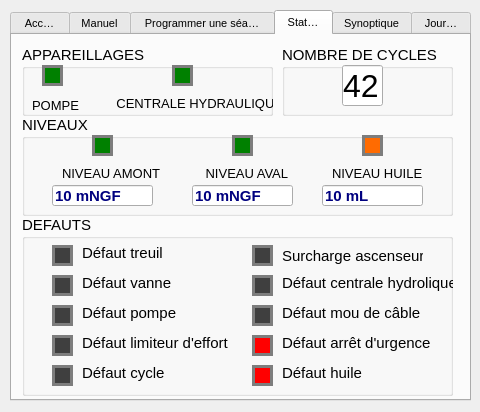
Above: CODAGE/IHM/ui.ui from hardware/AscenseurPoissons before the change. Below: the same form after it.
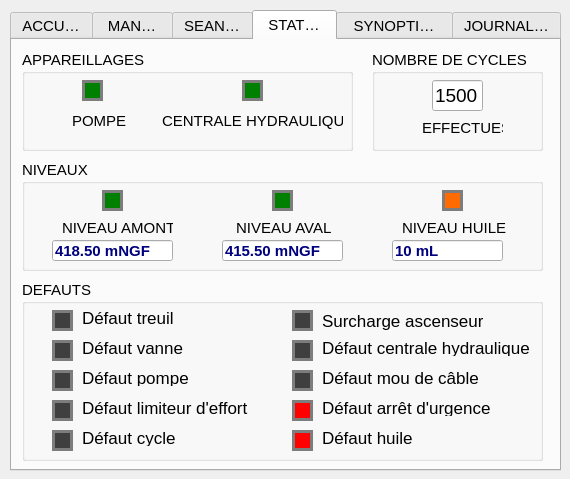
That is the form after the change. The open tabs and pages were chosen to show the change. Icons and pictures are not drawn.

Patch:
```diff
--- a/CODAGE/IHM/ui.ui
+++ b/CODAGE/IHM/ui.ui
@@ -9,8 +9,8 @@
    <rect>
     <x>0</x>
     <y>0</y>
-    <width>480</width>
-    <height>412</height>
+    <width>570</width>
+    <height>479</height>
    </rect>
   </property>
   <property name="windowTitle">
@@ -25,13 +25,13 @@
     <rect>
      <x>10</x>
      <y>10</y>
-     <width>461</width>
-     <height>391</height>
+     <width>551</width>
+     <height>461</height>
     </rect>
    </property>
    <property name="font">
     <font>
-     <pointsize>8</pointsize>
+     <pointsize>11</pointsize>
      <weight>50</weight>
      <bold>false</bold>
     </font>
@@ -39,6 +39,12 @@
    <property name="styleSheet">
     <string notr="true"/>
    </property>
+   <property name="tabPosition">
+    <enum>QTabWidget::North</enum>
+   </property>
+   <property name="tabShape">
+    <enum>QTabWidget::Rounded</enum>
+   </property>
    <property name="currentIndex">
     <number>3</number>
    </property>
@@ -65,7 +71,7 @@
    </property>
    <widget class="QWidget" name="tab_6">
     <attribute name="title">
-     <string>Accueil</string>
+     <string>ACCUEIL</string>
     </attribute>
     <widget class="QPushButton" name="pushButton_26">
      <property name="geometry">
@@ -176,7 +182,7 @@
    </widget>
    <widget class="QWidget" name="tab_4">
     <attribute name="title">
-     <string>Manuel</string>
+     <string>MANUEL</string>
     </attribute>
     <widget class="QGroupBox" name="groupBox_6">
      <property name="geometry">
@@ -489,7 +495,7 @@
    </widget>
    <widget class="QWidget" name="tab">
     <attribute name="title">
-     <string>Programmer une séance</string>
+     <string>SEANCE</string>
     </attribute>
     <widget class="QPushButton" name="pushButton">
      <property name="enabled">
@@ -1016,15 +1022,15 @@
    </widget>
    <widget class="QWidget" name="tab_3">
     <attribute name="title">
-     <string>Statuts</string>
+     <string>STATUTS</string>
     </attribute>
     <widget class="QGroupBox" name="groupBox">
      <property name="geometry">
       <rect>
        <x>10</x>
        <y>10</y>
-       <width>251</width>
-       <height>71</height>
+       <width>331</width>
+       <height>101</height>
       </rect>
      </property>
      <property name="font">
@@ -1040,8 +1046,8 @@
      <widget class="QLabel" name="label_3">
       <property name="geometry">
        <rect>
-        <x>20</x>
-        <y>20</y>
+        <x>60</x>
+        <y>30</y>
         <width>21</width>
         <height>21</height>
        </rect>
@@ -1057,15 +1063,15 @@
      <widget class="QLabel" name="label_4">
       <property name="geometry">
        <rect>
-        <x>10</x>
-        <y>50</y>
+        <x>50</x>
+        <y>60</y>
         <width>61</width>
-        <height>20</height>
+        <height>21</height>
        </rect>
       </property>
       <property name="font">
        <font>
-        <pointsize>10</pointsize>
+        <pointsize>11</pointsize>
        </font>
       </property>
       <property name="styleSheet">
@@ -1078,8 +1084,8 @@
      <widget class="QLabel" name="label_5">
       <property name="geometry">
        <rect>
-        <x>150</x>
-        <y>20</y>
+        <x>220</x>
+        <y>30</y>
         <width>21</width>
         <height>21</height>
        </rect>
@@ -1095,19 +1101,19 @@
      <widget class="QLabel" name="label_6">
       <property name="geometry">
        <rect>
-        <x>80</x>
-        <y>50</y>
-        <width>201</width>
-        <height>16</height>
+        <x>140</x>
+        <y>60</y>
+        <width>181</width>
+        <height>21</height>
        </rect>
       </property>
       <property name="font">
        <font>
-        <pointsize>10</pointsize>
+        <pointsize>11</pointsize>
        </font>
       </property>
       <property name="text">
-       <string>    CENTRALE HYDRAULIQUE</string>
+       <string>CENTRALE HYDRAULIQUE</string>
       </property>
      </widget>
     </widget>
@@ -1115,9 +1121,9 @@
      <property name="geometry">
       <rect>
        <x>10</x>
-       <y>80</y>
-       <width>431</width>
-       <height>101</height>
+       <y>120</y>
+       <width>521</width>
+       <height>111</height>
       </rect>
      </property>
      <property name="font">
@@ -1131,15 +1137,15 @@
      <widget class="QLabel" name="label_8">
       <property name="geometry">
        <rect>
-        <x>310</x>
-        <y>50</y>
+        <x>380</x>
+        <y>60</y>
         <width>111</width>
         <height>16</height>
        </rect>
       </property>
       <property name="font">
        <font>
-        <pointsize>10</pointsize>
+        <pointsize>11</pointsize>
        </font>
       </property>
       <property name="text">
@@ -1150,14 +1156,14 @@
       <property name="geometry">
        <rect>
         <x>40</x>
-        <y>50</y>
+        <y>60</y>
         <width>111</width>
         <height>16</height>
        </rect>
       </property>
       <property name="font">
        <font>
-        <pointsize>10</pointsize>
+        <pointsize>11</pointsize>
        </font>
       </property>
       <property name="text">
@@ -1167,8 +1173,8 @@
      <widget class="QLabel" name="label_12">
       <property name="geometry">
        <rect>
-        <x>340</x>
-        <y>20</y>
+        <x>420</x>
+        <y>30</y>
         <width>21</width>
         <height>21</height>
        </rect>
@@ -1184,15 +1190,15 @@
      <widget class="QLabel" name="label_11">
       <property name="geometry">
        <rect>
-        <x>180</x>
-        <y>50</y>
+        <x>210</x>
+        <y>60</y>
         <width>101</width>
         <height>16</height>
        </rect>
       </property>
       <property name="font">
        <font>
-        <pointsize>10</pointsize>
+        <pointsize>11</pointsize>
        </font>
       </property>
       <property name="text">
@@ -1202,8 +1208,8 @@
      <widget class="QLabel" name="label_13">
       <property name="geometry">
        <rect>
-        <x>210</x>
-        <y>20</y>
+        <x>250</x>
+        <y>30</y>
         <width>21</width>
         <height>21</height>
        </rect>
@@ -1219,8 +1225,8 @@
      <widget class="QLabel" name="label_14">
       <property name="geometry">
        <rect>
-        <x>70</x>
-        <y>20</y>
+        <x>80</x>
+        <y>30</y>
         <width>21</width>
         <height>21</height>
        </rect>
@@ -1237,8 +1243,8 @@
       <property name="geometry">
        <rect>
         <x>30</x>
-        <y>70</y>
-        <width>101</width>
+        <y>80</y>
+        <width>121</width>
         <height>21</height>
        </rect>
       </property>
@@ -1253,15 +1259,15 @@
        <string notr="true">color: rgb(0, 0, 127);</string>
       </property>
       <property name="text">
-       <string>10 mNGF</string>
+       <string>418.50 mNGF</string>
       </property>
      </widget>
      <widget class="QLineEdit" name="lineEdit_8">
       <property name="geometry">
        <rect>
-        <x>300</x>
-        <y>70</y>
-        <width>101</width>
+        <x>370</x>
+        <y>80</y>
+        <width>111</width>
         <height>21</height>
        </rect>
       </property>
@@ -1282,9 +1288,9 @@
      <widget class="QLineEdit" name="lineEdit_9">
       <property name="geometry">
        <rect>
-        <x>170</x>
-        <y>70</y>
-        <width>101</width>
+        <x>200</x>
+        <y>80</y>
+        <width>121</width>
         <height>21</height>
        </rect>
       </property>
@@ -1299,7 +1305,7 @@
        <string notr="true">color: rgb(0, 0, 127);</string>
       </property>
       <property name="text">
-       <string>10 mNGF</string>
+       <string>415.50 mNGF</string>
       </property>
      </widget>
     </widget>
@@ -1307,8 +1313,8 @@
      <property name="geometry">
       <rect>
        <x>10</x>
-       <y>180</y>
-       <width>431</width>
+       <y>240</y>
+       <width>521</width>
        <height>181</height>
       </rect>
      </property>
@@ -1342,13 +1348,13 @@
        <rect>
         <x>60</x>
         <y>30</y>
-        <width>81</width>
+        <width>101</width>
         <height>16</height>
        </rect>
       </property>
       <property name="font">
        <font>
-        <pointsize>11</pointsize>
+        <pointsize>13</pointsize>
        </font>
       </property>
       <property name="text">
@@ -1358,15 +1364,15 @@
      <widget class="QLabel" name="label_20">
       <property name="geometry">
        <rect>
-        <x>260</x>
+        <x>300</x>
         <y>30</y>
-        <width>141</width>
+        <width>161</width>
         <height>21</height>
        </rect>
       </property>
       <property name="font">
        <font>
-        <pointsize>11</pointsize>
+        <pointsize>13</pointsize>
        </font>
       </property>
       <property name="text">
@@ -1378,13 +1384,13 @@
        <rect>
         <x>60</x>
         <y>60</y>
-        <width>91</width>
+        <width>111</width>
         <height>16</height>
        </rect>
       </property>
       <property name="font">
        <font>
-        <pointsize>11</pointsize>
+        <pointsize>13</pointsize>
        </font>
       </property>
       <property name="text">
@@ -1396,13 +1402,13 @@
        <rect>
         <x>60</x>
         <y>90</y>
-        <width>101</width>
+        <width>111</width>
         <height>16</height>
        </rect>
       </property>
       <property name="font">
        <font>
-        <pointsize>11</pointsize>
+        <pointsize>13</pointsize>
        </font>
       </property>
       <property name="text">
@@ -1412,33 +1418,33 @@
      <widget class="QLabel" name="label_26">
       <property name="geometry">
        <rect>
-        <x>260</x>
+        <x>300</x>
         <y>60</y>
-        <width>181</width>
+        <width>211</width>
         <height>16</height>
        </rect>
       </property>
       <property name="font">
        <font>
-        <pointsize>11</pointsize>
+        <pointsize>13</pointsize>
        </font>
       </property>
       <property name="text">
-       <string>Défaut centrale hydrolique</string>
+       <string>Défaut centrale hydraulique</string>
       </property>
      </widget>
      <widget class="QLabel" name="label_29">
       <property name="geometry">
        <rect>
-        <x>260</x>
+        <x>300</x>
         <y>90</y>
-        <width>141</width>
+        <width>161</width>
         <height>16</height>
        </rect>
       </property>
       <property name="font">
        <font>
-        <pointsize>11</pointsize>
+        <pointsize>13</pointsize>
        </font>
       </property>
       <property name="text">
@@ -1448,7 +1454,7 @@
      <widget class="QLabel" name="label_30">
       <property name="geometry">
        <rect>
-        <x>230</x>
+        <x>270</x>
         <y>120</y>
         <width>21</width>
         <height>21</height>
@@ -1465,15 +1471,15 @@
      <widget class="QLabel" name="label_31">
       <property name="geometry">
        <rect>
-        <x>260</x>
+        <x>300</x>
         <y>120</y>
-        <width>151</width>
+        <width>171</width>
         <height>16</height>
        </rect>
       </property>
       <property name="font">
        <font>
-        <pointsize>11</pointsize>
+        <pointsize>13</pointsize>
        </font>
       </property>
       <property name="text">
@@ -1485,13 +1491,13 @@
        <rect>
         <x>60</x>
         <y>120</y>
-        <width>151</width>
+        <width>171</width>
         <height>16</height>
        </rect>
       </property>
       <property name="font">
        <font>
-        <pointsize>11</pointsize>
+        <pointsize>13</pointsize>
        </font>
       </property>
       <property name="text">
@@ -1535,7 +1541,7 @@
      <widget class="QLabel" name="label_25">
       <property name="geometry">
        <rect>
-        <x>230</x>
+        <x>270</x>
         <y>30</y>
         <width>21</width>
         <height>21</height>
@@ -1552,7 +1558,7 @@
      <widget class="QLabel" name="label_28">
       <property name="geometry">
        <rect>
-        <x>230</x>
+        <x>270</x>
         <y>90</y>
         <width>21</width>
         <height>21</height>
@@ -1588,13 +1594,13 @@
        <rect>
         <x>60</x>
         <y>150</y>
-        <width>151</width>
+        <width>101</width>
         <height>16</height>
        </rect>
       </property>
       <property name="font">
        <font>
-        <pointsize>11</pointsize>
+        <pointsize>13</pointsize>
        </font>
       </property>
       <property name="text">
@@ -1621,7 +1627,7 @@
      <widget class="QLabel" name="label_39">
       <property name="geometry">
        <rect>
-        <x>230</x>
+        <x>270</x>
         <y>150</y>
         <width>21</width>
         <height>21</height>
@@ -1638,15 +1644,15 @@
      <widget class="QLabel" name="label_27">
       <property name="geometry">
        <rect>
-        <x>260</x>
+        <x>300</x>
         <y>150</y>
-        <width>111</width>
+        <width>91</width>
         <height>16</height>
        </rect>
       </property>
       <property name="font">
        <font>
-        <pointsize>11</pointsize>
+        <pointsize>13</pointsize>
        </font>
       </property>
       <property name="text">
@@ -1656,7 +1662,7 @@
      <widget class="QLabel" name="label_40">
       <property name="geometry">
        <rect>
-        <x>230</x>
+        <x>270</x>
         <y>60</y>
         <width>21</width>
         <height>21</height>
@@ -1674,10 +1680,10 @@
     <widget class="QGroupBox" name="groupBox_3">
      <property name="geometry">
       <rect>
-       <x>270</x>
+       <x>360</x>
        <y>10</y>
        <width>171</width>
-       <height>71</height>
+       <height>101</height>
       </rect>
      </property>
      <property name="font">
@@ -1692,25 +1698,43 @@
       <property name="geometry">
        <rect>
         <x>60</x>
-        <y>20</y>
-        <width>41</width>
-        <height>41</height>
+        <y>30</y>
+        <width>51</width>
+        <height>31</height>
        </rect>
       </property>
       <property name="font">
        <font>
-        <pointsize>24</pointsize>
+        <pointsize>14</pointsize>
        </font>
       </property>
       <property name="text">
-       <string>42</string>
+       <string>1500</string>
+      </property>
+     </widget>
+     <widget class="QLabel" name="label_7">
+      <property name="geometry">
+       <rect>
+        <x>50</x>
+        <y>70</y>
+        <width>81</width>
+        <height>16</height>
+       </rect>
+      </property>
+      <property name="font">
+       <font>
+        <pointsize>11</pointsize>
+       </font>
+      </property>
+      <property name="text">
+       <string>EFFECTUES</string>
       </property>
      </widget>
     </widget>
    </widget>
    <widget class="QWidget" name="tab_2">
     <attribute name="title">
-     <string>Synoptique</string>
+     <string>SYNOPTIQUE</string>
     </attribute>
     <widget class="QLabel" name="label_17">
      <property name="geometry">
@@ -1765,7 +1789,7 @@
    </widget>
    <widget class="QWidget" name="tab_5">
     <attribute name="title">
-     <string>Journal</string>
+     <string>JOURNAL (2)</string>
     </attribute>
     <widget class="QListWidget" name="listWidget">
      <property name="geometry">
```
Left out of the diff: 454 changed lines with no effect on the pictures.
